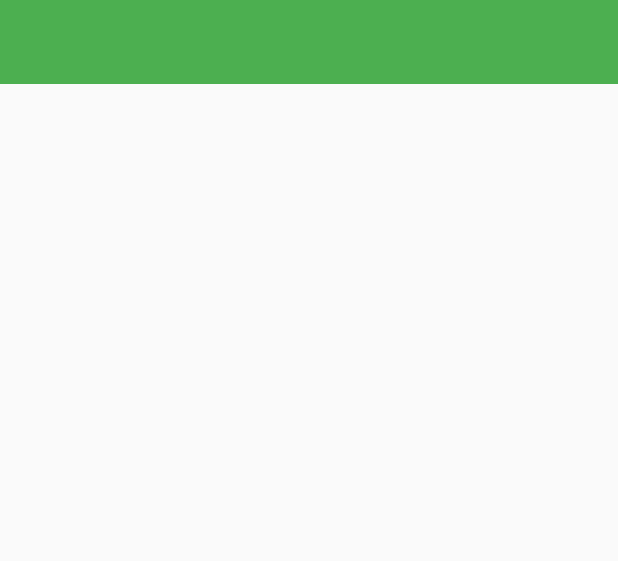
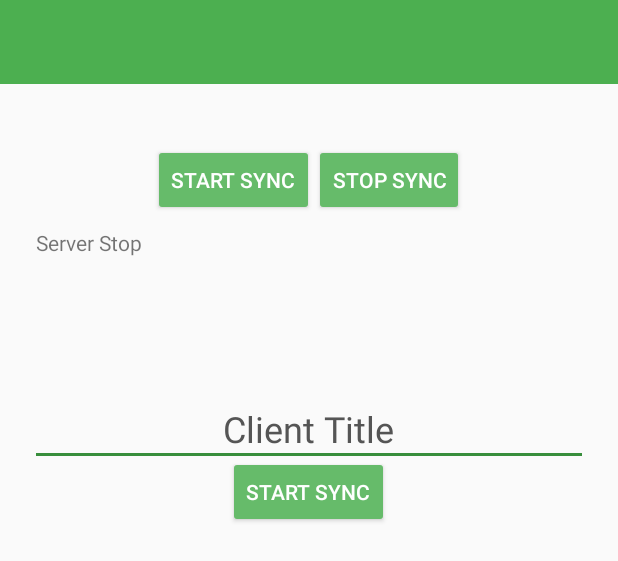
Before and after one commit to mariisy/AllSeasons_, an Android app: the layout activity_sync_settings.xml on its own in the app's theme, with its tools: preview values and no code run, on a phone screen of 412 x 824 dp. Shown: the top 561 px of the screen. Run offline under Robolectric (Android 15) with nearby library versions, the phone set to English and light mode, and no system bars.

Commit message:
git comit mari: UI

```diff
--- a/app/build.gradle
+++ b/app/build.gradle
@@ -36,6 +36,7 @@ dependencies {
     implementation 'com.github.PhilJay:MPAndroidChart:v2.2.4'
     implementation 'com.github.clans:fab:1.6.2'
     testImplementation 'junit:junit:4.12'
+    implementation 'com.code-troopers.betterpickers:library:3.1.0'
 
     implementation 'com.weiwangcn.betterspinner:library-material:1.1.0'
 
--- a/app/src/main/java/com/example/maricalara/allseasons/Activity/TransactionUseMaterials.java
+++ b/app/src/main/java/com/example/maricalara/allseasons/Activity/TransactionUseMaterials.java
@@ -531,7 +531,7 @@ public class TransactionUseMaterials extends AppCompatActivity {
                 if (tDAO.checkExistingWarehouse(dbHelper, type, itemName)) {
                     try {
 
-                        object = rmDAO.retreiveOne(dbHelper, type, itemName);
+                        object = rmDAO.retrieveOne(dbHelper, type, itemName);
                         seeds = (Seeds) object;
                         price = seeds.getPrice();
                         totalPrice = seeds.getPrice() * qty;
@@ -587,7 +587,7 @@ public class TransactionUseMaterials extends AppCompatActivity {
                 if (tDAO.checkExistingWarehouse(dbHelper, type, itemName)) {
                     try {
 
-                        object = rmDAO.retreiveOne(dbHelper, type, itemName);
+                        object = rmDAO.retrieveOne(dbHelper, type, itemName);
                         seedlings = (Seedlings) object;
                         price = seedlings.getPrice();
                         totalPrice = seedlings.getPrice() * qty;
--- a/app/src/main/java/com/example/maricalara/allseasons/Activity/TransactionsAddBought.java
+++ b/app/src/main/java/com/example/maricalara/allseasons/Activity/TransactionsAddBought.java
@@ -581,7 +581,7 @@ public class TransactionsAddBought extends AppCompatActivity {
                 if (tDAO.checkExistingWarehouse(dbHelper, type, itemName)) {
                     try {
 
-                        object = rmDAO.retreiveOne(dbHelper, type, itemName);
+                        object = rmDAO.retrieveOne(dbHelper, type, itemName);
                         seeds = (Seeds) object;
                         price = seeds.getPrice();
                         totalPrice = seeds.getPrice() * qty;
@@ -637,7 +637,7 @@ public class TransactionsAddBought extends AppCompatActivity {
                 if (tDAO.checkExistingWarehouse(dbHelper, type, itemName)) {
                     try {
 
-                        object = rmDAO.retreiveOne(dbHelper, type, itemName);
+                        object = rmDAO.retrieveOne(dbHelper, type, itemName);
                         seedlings = (Seedlings) object;
                         price = seedlings.getPrice();
                         totalPrice = seedlings.getPrice() * qty;
--- a/app/src/main/java/com/example/maricalara/allseasons/Activity/WarehouseDetailActivity.java
+++ b/app/src/main/java/com/example/maricalara/allseasons/Activity/WarehouseDetailActivity.java
@@ -125,7 +125,7 @@ public class WarehouseDetailActivity extends AppCompatActivity {
                 break;
 
             case "Seeds":
-                object = rmDAO.retreiveOne(dbHelper, strType, strName);
+                object = rmDAO.retrieveOne(dbHelper, strType, strName);
                 seeds = (Seeds) object;
                 txtType.setText(seeds.getType().toString());
                 txtName.setText(seeds.getName().toString());
@@ -137,7 +137,7 @@ public class WarehouseDetailActivity extends AppCompatActivity {
                 break;
 
             case "Seedlings":
-                object = rmDAO.retreiveOne(dbHelper, strType, strName);
+                object = rmDAO.retrieveOne(dbHelper, strType, strName);
                 seedlings = (Seedlings) object;
                 txtType.setText(seedlings.getType().toString());
                 txtName.setText(seedlings.getName().toString());
--- a/app/src/main/java/com/example/maricalara/allseasons/Controller/IndirectMaterialsDAOImpl.java
+++ b/app/src/main/java/com/example/maricalara/allseasons/Controller/IndirectMaterialsDAOImpl.java
@@ -353,7 +353,6 @@ public class IndirectMaterialsDAOImpl implements IndirectMaterialsDAO {
         }
     }
 
-
     @Override
     public void deleteEntry(DBHelper dbHelper, String name) {
         dbWrite = dbHelper.getWritableDatabase();
--- a/app/src/main/java/com/example/maricalara/allseasons/Controller/RawMaterialsDAO.java
+++ b/app/src/main/java/com/example/maricalara/allseasons/Controller/RawMaterialsDAO.java
@@ -13,7 +13,7 @@ public interface RawMaterialsDAO {
      ArrayList<String> retrieveListSpinner(DBHelper dbHelper, String type);
      void addTransaction(DBHelper dbHelper, Object object, String type);
      ArrayList<Object> retrieveList (DBHelper dbHelper, String type);
-     Object retreiveOne(DBHelper dbHelper, String type, String name);
+     Object retrieveOne(DBHelper dbHelper, String type, String name);
      boolean checkExisting (DBHelper dbHelper,String name);
      void updateTransactionAdd(DBHelper dbHelper, ArrayList<Object> objArray);
      void deleteEntry (DBHelper dbHelper, String name);
--- a/app/src/main/java/com/example/maricalara/allseasons/Controller/RawMaterialsDAOImpl.java
+++ b/app/src/main/java/com/example/maricalara/allseasons/Controller/RawMaterialsDAOImpl.java
@@ -104,7 +104,7 @@ public class RawMaterialsDAOImpl implements RawMaterialsDAO {
     }
 
     @Override
-    public Object retreiveOne(DBHelper dbHelper, String type, String name) {
+    public Object retrieveOne(DBHelper dbHelper, String type, String name) {
         dbRead = dbHelper.getReadableDatabase();
         String queryForRetrievalOne = "SELECT * FROM " + "RAW_MATERIALS WHERE NAME = '" + name + "'  AND TYPE = '" + type + "' ";
         Cursor cursor = dbRead.rawQuery(queryForRetrievalOne, null);
--- a/app/src/main/java/com/example/maricalara/allseasons/Controller/TransactionDAO.java
+++ b/app/src/main/java/com/example/maricalara/allseasons/Controller/TransactionDAO.java
@@ -22,13 +22,16 @@ public interface TransactionDAO {
 
     ArrayList<WarehouseMaterial> getAllDataWarehouse(DBHelper dbHelper);
 
-
     Employees retrieveOneEmployee(DBHelper dbHelper, String username, String password);
 
     public void addEntry(DBHelper dbHelper, Object object, String type, String name, String contact);
+
     boolean checkExistingEmployee(DBHelper dbHelper, String type, String employeeName);
+
     public void addBoughtList(DBHelper dbHelper, Object object, String type);
+
     boolean checkExist(DBHelper dbHelper, String username, String password);
+
     public void addSoldList(DBHelper dbHelper, Object object, String type);
 
     HashMap<String, List<String>> retrieveBoughtList(DBHelper dbHelper);
--- a/app/src/main/res/layout/activity_sync_settings.xml
+++ b/app/src/main/res/layout/activity_sync_settings.xml
@@ -1,6 +1,5 @@
 <?xml version="1.0" encoding="utf-8"?>
 <RelativeLayout xmlns:android="http://schemas.android.com/apk/res/android"
-    xmlns:app="http://schemas.android.com/apk/res-auto"
     xmlns:tools="http://schemas.android.com/tools"
     android:layout_width="match_parent"
     android:layout_height="match_parent"
@@ -8,4 +7,100 @@
 
     <include layout="@layout/app_bar_main" />
 
+    <ScrollView
+        android:layout_width="match_parent"
+        android:layout_height="match_parent"
+        android:fillViewport="true">
+
+        <LinearLayout
+            android:layout_width="match_parent"
+            android:layout_height="wrap_content"
+            android:layout_marginTop="40dp"
+            android:orientation="vertical"
+            android:paddingLeft="24dp"
+            android:paddingRight="24dp"
+            android:paddingTop="56dp">
+
+
+            <RelativeLayout
+                android:layout_width="match_parent"
+                android:layout_height="wrap_content"
+                android:gravity="center"
+                android:orientation="horizontal">
+
+                <android.support.v7.widget.AppCompatButton
+                    android:id="@+id/btnStartSync"
+                    style="@style/Widget.AppCompat.Button.Colored"
+                    android:layout_width="wrap_content"
+                    android:layout_height="wrap_content"
+                    android:gravity="center"
+                    android:text="Start Sync" />
+
+                <android.support.v7.widget.AppCompatButton
+                    android:id="@+id/btnStopSync"
+                    style="@style/Widget.AppCompat.Button.Colored"
+                    android:layout_width="wrap_content"
+                    android:layout_height="wrap_content"
+                    android:layout_toEndOf="@+id/btnStartSync"
+                    android:text="Stop Sync" />
+            </RelativeLayout>
+
+            <TextView
+                android:id="@+id/server_status_text"
+                android:layout_width="wrap_content"
+                android:layout_height="wrap_content"
+                android:paddingTop="8dp"
+                android:text="Server Stop"
+                tools:context=".Activity.SyncSettingsActivity" />
+
+
+            <TextView
+                android:id="@+id/server_wifi_status_text"
+                android:layout_width="wrap_content"
+                android:layout_height="wrap_content"
+                android:paddingTop="3dp"
+                tools:context=".Activity.SyncSettingsActivity" />
+
+            <TextView
+                android:id="@+id/server_status_text_2"
+                android:layout_width="wrap_content"
+                android:layout_height="wrap_content"
+                android:paddingTop="3dp"
+                tools:context=".Activity.SyncSettingsActivity" />
+
+            <TextView
+                android:id="@+id/server_file_transfer_status"
+                android:layout_width="wrap_content"
+                android:layout_height="wrap_content"
+                android:paddingTop="3dp"
+                tools:context=".Activity.SyncSettingsActivity" />
+
+            <TextView
+                android:layout_width="wrap_content"
+                android:layout_height="wrap_content"
+                android:layout_gravity="center_horizontal"
+                android:paddingTop="30dp"
+                android:text="Client Title"
+                android:textAppearance="?android:attr/textAppearanceLarge"
+                android:textColor="#555555"
+                android:textSize="24dp"
+                tools:context=".Activity.SyncSettingsActivity" />
+
+            <View
+                android:layout_width="fill_parent"
+                android:layout_height="2dp"
+                android:background="@color/colorPrimaryDark" />
+
+            <android.support.v7.widget.AppCompatButton
+                android:id="@+id/btnStartSyncClient"
+                style="@style/Widget.AppCompat.Button.Colored"
+                android:layout_width="wrap_content"
+                android:layout_height="wrap_content"
+                android:layout_gravity="center_horizontal"
+                android:text="Start Sync" />
+
+        </LinearLayout>
+
+    </ScrollView>
+
 </RelativeLayout>
--- a/app/src/main/res/values/colors.xml
+++ b/app/src/main/res/values/colors.xml
@@ -8,4 +8,5 @@
     <color name="navigationBarColor">#FFFFFF</color>
     <color name="colorAccent">#66BB6A</color>
     <color name="colorAccent2">#8be88f</color>
+    <color name="text_color_secondary">#89ffffff</color>
 </resources>
--- a/build.gradle
+++ b/build.gradle
@@ -2,8 +2,9 @@
 
 buildscript {
     repositories {
+        google()
         jcenter()
-        google()
+
     }
     dependencies {
         classpath 'com.android.tools.build:gradle:3.1.2'
```
Also changed, not shown: app/src/main/AndroidManifest.xml (+6 -3 lines), app/src/main/java/com/example/maricalara/allseasons/Activity/SettingsAddFarmingSeason.java (+130 -11 lines), app/src/main/java/com/example/maricalara/allseasons/Controller/IndirectMaterialsDAO.java (+14 -8 lines), app/src/main/java/com/example/maricalara/allseasons/Fragment/FarmingProgress.java (+11 -1 lines), app/src/main/res/layout/activity_settings_add_farming_season.xml (+7 -0 lines).
